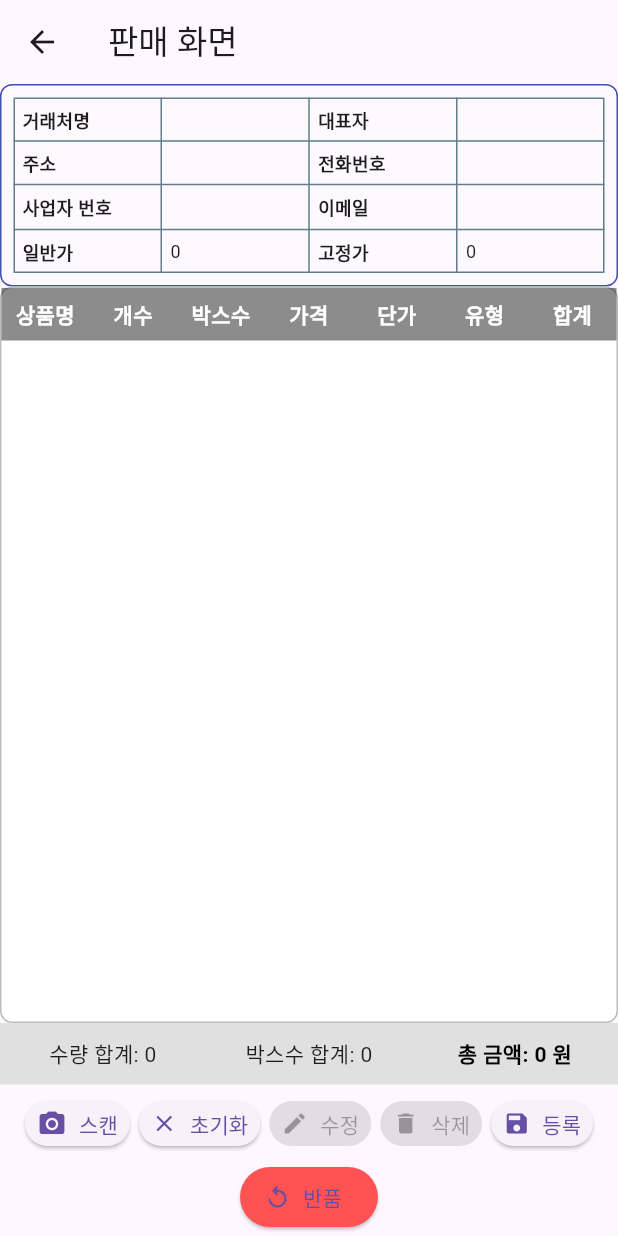
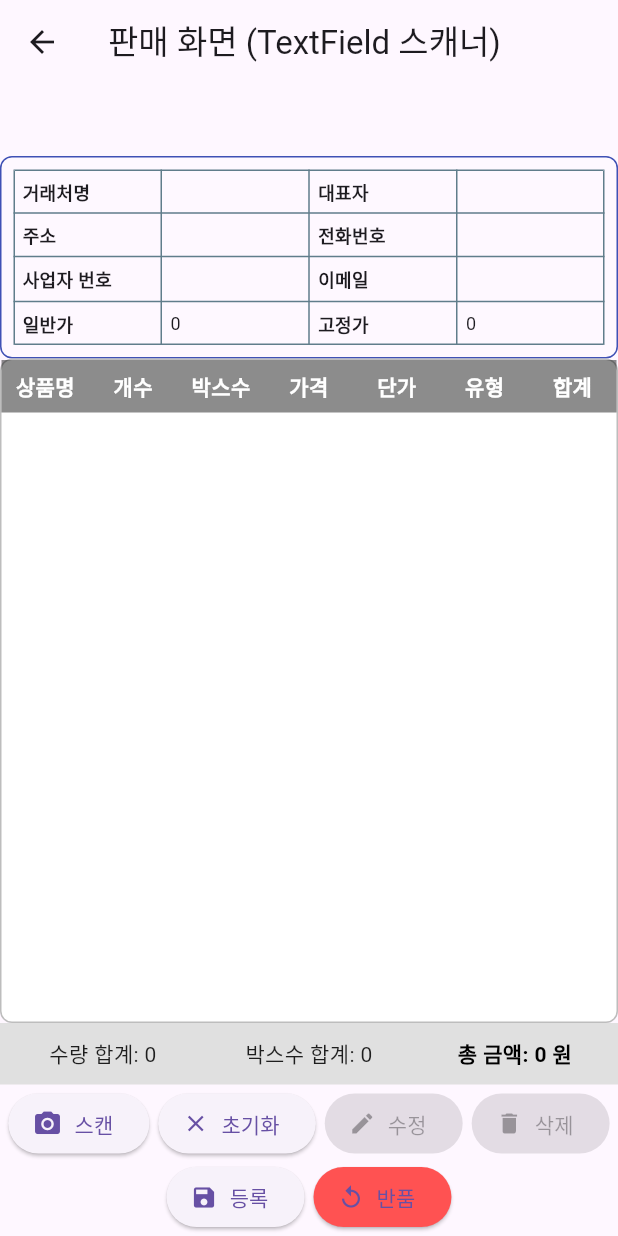
Before and after one commit to hungne78/productmanager, a Flutter app: the SalesScreen screen opened directly with empty values, on a phone screen of 412 x 824 dp. Run offline on Flutter 3.47's test engine with Material 3 defaults, Android fonts, the phone set to English and light mode, and no system bars; our stand-ins replace fluttertoast; missing offline and left inert: mobile_scanner; accounts and stored records are empty; network calls fail.

Commit message:
version 0.72222

```diff
--- a/productmanager/icemanager3/lib/main.dart
+++ b/productmanager/icemanager3/lib/main.dart
@@ -14,6 +14,9 @@ void main() {
         ),
         ChangeNotifierProvider<ProductProvider>(
           create: (_) => ProductProvider(),
+          child: MaterialApp(
+            home: MyApp(),
+          ),
         ),
         // ↑ 필요하다면 다른 Provider도 등록
         ChangeNotifierProvider(create: (_) => VehicleStockProvider()),
--- a/productmanager/icemanager3/lib/product_provider.dart
+++ b/productmanager/icemanager3/lib/product_provider.dart
@@ -6,7 +6,7 @@ class ProductProvider extends ChangeNotifier {
   List<dynamic> get products => _products;
 
   void setProducts(List<dynamic> newProducts) {
-    _products = newProducts;
+    _products = newProducts.where((p) => p != null).toList();
     notifyListeners();
   }
 
--- a/productmanager/icemanager3/lib/screens/sales_screen.dart
+++ b/productmanager/icemanager3/lib/screens/sales_screen.dart
@@ -10,6 +10,11 @@ import '../product_provider.dart';
 import 'package:fluttertoast/fluttertoast.dart';
 import 'package:intl/intl.dart'; // ✅ 숫자 포맷을 위한 패키지 추가
 import 'dart:developer' as developer;
+import 'package:flutter/services.dart';
+import 'dart:async';
+
+
+
 class SalesScreen extends StatefulWidget {
   final String token;
   final Map<String, dynamic> client; // 거래처 정보
@@ -25,32 +30,27 @@ class _SalesScreenState extends State<SalesScreen> {
   late Map<String, dynamic> client; // ✅ 변경 가능하도록 설정
   late TextEditingController paymentController;
   late FocusNode paymentFocusNode;
-  final GlobalKey<ScaffoldState> _scaffoldKey = GlobalKey<ScaffoldState>(); // ✅ GlobalKey 추가
+
+// ✅ 블루투스 스캐너 입력 받을 TextField 컨트롤러 & 포커스노드
+  final TextEditingController _scannerController = TextEditingController();
+  final FocusNode _scannerFocusNode = FocusNode();
+
+
   double totalScannedItemsPrice = 0.0;
   double totalReturnedItemsPrice = 0.0;
   final formatter = NumberFormat("#,###"); // ✅ 천단위 콤마 포맷 설정
+  List<Map<String, dynamic>> _scannedItems = []; // 스캔된 품목 리스트
   List<Map<String, dynamic>> _returnedItems = []; // ✅ 반품 상품 리스트
 
   bool _isReturnMode = false; // ✅ 기본값: 판매 모드 (반품 모드가 아님)
 
   dynamic _selectedClient;
-  List<Map<String, dynamic>> _scannedItems = []; // 스캔된 품목 리스트
+
   int? selectedIndex; // ✅ 선택된 행의 인덱스 저장
   bool _isLoading = false;
   String? _error;
 
-  void _debugPrintProducts() {
-    final productProvider = context.read<ProductProvider>();
 
-    if (productProvider.products.isEmpty) {
-      print("❌ 상품 목록이 비어 있습니다! 서버에서 데이터를 받아오지 못했을 가능성이 큽니다.");
-    } else {
-      print("✅ 상품 목록 로드 완료! 총 ${productProvider.products.length}개의 상품이 있습니다.");
-      for (var product in productProvider.products) {
-        print("🔹 상품명: ${product['product_name']}, 바코드: ${product['barcode']}");
-      }
-    }
-  }
 
   @override
   void initState() {
@@ -58,15 +58,70 @@ class _SalesScreenState extends State<SalesScreen> {
     client = Map<String, dynamic>.from(widget.client); // `client` 초기화
     paymentController = TextEditingController(text: ""); // 입금 금액 기본값 빈 문자열로 설정
     paymentFocusNode = FocusNode(); // 포커스 노드 초기화
+
     _selectedClient = widget.client; // 거래처 정보 설정
+    // ✅ 상품 목록 확인 및 필요 시 업데이트
+    _selectedClient = widget.client;
+
+    // ✅ ProductProvider에서 상품 목록을 가져오도록 설정
+    WidgetsBinding.instance.addPostFrameCallback((_) async {
+      final productProvider = context.read<ProductProvider>();
+
+      // ✅ 상품 목록이 비어 있으면 다시 가져오기
+      if (productProvider.products.isEmpty) {
+        print("⚠️ SalesScreen: 상품 목록이 비어 있음. 서버에서 다시 불러옴.");
+        final List<dynamic> products = await ApiService.fetchAllProducts(widget.token);
+        if (products.isNotEmpty) {
+          productProvider.setProducts(List<Map<String, dynamic>>.from(products));
+          print("✅ SalesScreen: 상품 목록 업데이트 완료. 총 ${products.length}개");
+        } else {
+          print("❌ SalesScreen: 서버에서 상품을 가져오지 못함.");
+          ScaffoldMessenger.of(context).showSnackBar(
+            const SnackBar(content: Text("상품 목록을 가져오지 못했습니다.")),
+          );
+        }
+      } else {
+        print("✅ SalesScreen: ProductProvider에서 상품을 정상적으로 가져옴. 총 ${productProvider.products.length}개");
+      }
+    });
+    // ✅ TextField(스캐너용)에 포커스 주기
+    // 블루투스 스캐너가 HID 모드로 동작하면, 여기로 입력됨
+    WidgetsBinding.instance.addPostFrameCallback((_) {
+      FocusScope.of(context).requestFocus(_scannerFocusNode);
+    });
 
   }
   @override
   void dispose() {
     paymentController.dispose();
     paymentFocusNode.dispose();
+    _scannerController.dispose();
+    _scannerFocusNode.dispose();
     super.dispose();
   }
+  /// 📌 TextField onSubmitted(엔터) → 바코드 확정
+  void _onScannerSubmitted(String value) {
+    final cleaned = value.trim();
+    print("✅ [onSubmitted] 스캐너 입력값: '$value' → trim: '$cleaned'");
+
+    if (cleaned.isNotEmpty) {
+      _handleBarcode(cleaned);
+    }
+    // 입력 필드 비우고 다시 포커스
+    _scannerController.clear();
+    FocusScope.of(context).requestFocus(_scannerFocusNode);
+  }
+
+  /// 📌 TextField onChanged(디버깅용)
+  void _onScannerChanged(String value) {
+    print("🟡 [onChanged] 현재 TextField 값: '$value'");
+    // 필요 시 디바운스를 걸어 일정 시간 후 바코드로 확정할 수도 있음
+  }
+
+
+  // ✅ TextField에서 onChanged(디바운스 적용)로 처리할 수도 있음
+  // 여기서는 스캐너가 엔터(\n) 붙여준다고 가정하므로 onSubmitted만 사용
+
   // 상품을 클릭하여 선택된 인덱스를 저장
   void _selectItem(int index) {
     setState(() {
@@ -118,15 +173,20 @@ class _SalesScreenState extends State<SalesScreen> {
         return;
       }
 
-      final product = productProvider.products.firstWhere(
-            (p) => p['barcode'] == barcode,
-        orElse: () => null,
-      );
-
-      if (product == null) {
+      final productList = productProvider.products.where((p) => p['barcode'] == barcode).toList();
+      if (productList.isEmpty) {
         Fluttertoast.showToast(msg: "조회된 상품이 없습니다.", gravity: ToastGravity.BOTTOM);
         return;
       }
+
+      final product = productList.first;
+
+      if (product == null || product.isEmpty) {
+        Fluttertoast.showToast(msg: "상품 정보가 유효하지 않습니다.", gravity: ToastGravity.BOTTOM);
+        return;
+      }
+
+
       // ✅ UTF-8 디코딩 예외 처리
       String productName;
       try {
@@ -161,7 +221,7 @@ class _SalesScreenState extends State<SalesScreen> {
             _returnedItems.add({
               'product_id': product['id'],
               'name': productName,
-              'box_quantity': 1, // ✅ 박스수 1 고정
+              'box_quantity': product['box_quantity'] ?? 1, // ✅ 박스수 1 고정
               'box_count': 1, // ✅ 개수 기본 1
               'default_price': defaultPrice, // ✅ 상품의 원래 가격 (기본 가격)
               'client_price': appliedPrice, // ✅ 거래처 적용 단가
@@ -291,93 +351,77 @@ class _SalesScreenState extends State<SalesScreen> {
   @override
   Widget build(BuildContext context) {
     return Scaffold(
-      appBar: AppBar(title: Text("판매 화면")),
+      appBar: AppBar(
+        title: Text("판매 화면 (TextField 스캐너)"),
+      ),
       body: Column(
         children: [
-          // ✅ 거래처 정보 테이블 (최소 크기 유지)
+          // 1) 숨겨진 TextField (블루투스 스캐너 입력용)
+          TextField(
+            controller: _scannerController,
+            focusNode: _scannerFocusNode,
+            decoration: const InputDecoration(
+              border: InputBorder.none,
+            ),
+            style: const TextStyle(color: Colors.transparent, fontSize: 0.1),
+            cursorColor: Colors.transparent,
+            onSubmitted: _onScannerSubmitted, // 스캐너가 엔터(\n) 넣어주면 여기로
+          ),
+
+          // 2) 거래처 정보
           _buildClientInfoTable(),
 
-          // ✅ 스캔된 상품 목록 (버튼 위까지 꽉 차도록 확장)
-          Expanded(
-            child: _buildScannedItemsTable(),
-          ),
+          // 3) 스캔된 상품 목록
+          Expanded(child: _buildScannedItemsTable()),
 
-          // ✅ 하단 합계 (고정)
+          // 4) 합계
           _buildSummaryRow(),
 
-          // ✅ 버튼 (하단 고정)
+          // 5) 버튼들
           Container(
-            padding: EdgeInsets.symmetric(vertical: 2), // ✅ 위아래 여백 줄이기
+            padding: EdgeInsets.symmetric(vertical: 2),
             child: Wrap(
-              spacing: 6, // ✅ 버튼 간 가로 간격 줄이기
-              runSpacing: 1, // ✅ 버튼 줄바꿈 간격 줄이기
-              alignment: WrapAlignment.center, // ✅ 버튼들을 중앙 정렬
+              spacing: 6,
+              runSpacing: 1,
+              alignment: WrapAlignment.center,
               children: [
                 ElevatedButton.icon(
                   onPressed: () {
-                    setState(() {
-                      _isReturnMode = false; // ✅ 반품 모드 해제
-                    });
+                    setState(() => _isReturnMode = false);
                     _scanBarcodeCamera();
                   },
-                  icon: Icon(Icons.camera_alt, size: 20), // ✅ 아이콘 크기 조정
-                  label: Text("스캔", style: TextStyle(fontSize: 14)), // ✅ 텍스트 크기 조정
-                  style: ElevatedButton.styleFrom(
-                    minimumSize: Size(60, 30), // ✅ 버튼 크기 조정 (너비, 높이)
-                    padding: EdgeInsets.symmetric(horizontal: 8), // ✅ 내부 여백 조정
-                  ),
+                  icon: Icon(Icons.camera_alt, size: 20),
+                  label: Text("스캔", style: TextStyle(fontSize: 14)),
                 ),
                 ElevatedButton.icon(
                   onPressed: _clearAllItems,
                   icon: Icon(Icons.clear, size: 18),
                   label: Text("초기화", style: TextStyle(fontSize: 14)),
-                  style: ElevatedButton.styleFrom(
-                    minimumSize: Size(60, 30),
-                    padding: EdgeInsets.symmetric(horizontal: 8),
-                  ),
                 ),
                 ElevatedButton.icon(
                   onPressed: selectedIndex == null ? null : () => _showEditQuantityDialog(selectedIndex!),
                   icon: Icon(Icons.edit, size: 18),
                   label: Text("수정", style: TextStyle(fontSize: 14)),
-                  style: ElevatedButton.styleFrom(
-                    minimumSize: Size(60, 30),
-                    padding: EdgeInsets.symmetric(horizontal: 8),
-                  ),
                 ),
                 ElevatedButton.icon(
                   onPressed: selectedIndex == null ? null : () => _deleteItem(selectedIndex!),
                   icon: Icon(Icons.delete, size: 18),
                   label: Text("삭제", style: TextStyle(fontSize: 14)),
-                  style: ElevatedButton.styleFrom(
-                    minimumSize: Size(60, 30),
-                    padding: EdgeInsets.symmetric(horizontal: 8),
-                  ),
                 ),
                 ElevatedButton.icon(
-                  onPressed: () => _showPaymentDialog(),
+                  onPressed: _showPaymentDialog,
                   icon: Icon(Icons.save, size: 18),
                   label: Text("등록", style: TextStyle(fontSize: 14)),
-                  style: ElevatedButton.styleFrom(
-                    minimumSize: Size(60, 30),
-                    padding: EdgeInsets.symmetric(horizontal: 8),
-                  ),
                 ),
                 ElevatedButton.icon(
                   onPressed: () {
-                    setState(() {
-                      _isReturnMode = true; // ✅ 반품 모드 활성화
-                    });
-                    _scanBarcodeCamera(); // ✅ 스캔 실행
+                    setState(() => _isReturnMode = true);
+                    _scanBarcodeCamera();
                   },
                   icon: Icon(Icons.replay),
                   label: Text("반품"),
-                  style: ElevatedButton.styleFrom(
-                    backgroundColor: Colors.redAccent, // ✅ 반품 버튼 빨간색
-                  ),
+                  style: ElevatedButton.styleFrom(backgroundColor: Colors.redAccent),
                 ),
-
-
               ],
             ),
           )
@@ -528,7 +572,7 @@ class _SalesScreenState extends State<SalesScreen> {
       }
       // ✅ 반품 상품 서버 전송
       for (var item in _returnedItems) {
-        final int totalUnits = item['box_quantity'] ;
+        final int totalUnits = item['box_quantity'] * item['box_count'];
         final double defaultPrice = (item['default_price'] ?? 0).toDouble();
         final double clientPrice = (item['client_price'] ?? 0).toDouble();
         final double returnAmount = (totalUnits * defaultPrice * clientPrice * 0.01).toDouble();
@@ -610,7 +654,7 @@ class _SalesScreenState extends State<SalesScreen> {
         var item = _returnedItems[index];
 
         // ✅ 반품 합계 금액 정상 계산 (4열 포함)
-        double totalPrice = (item['box_quantity'] * item['box_count'] * item['default_price'] * item['client_price']).toDouble() * -0.01;
+        double totalPrice = (item['box_quantity'] * item['box_count'] * item['default_price'] * item['client_price'] * 0.01) * -1;
 
 
         return Container(
@@ -623,12 +667,17 @@ class _SalesScreenState extends State<SalesScreen> {
             mainAxisAlignment: MainAxisAlignment.spaceBetween,
             children: [
               _buildDataCell(item['name'].toString(), isRed: true),
-
-              _buildDataCell(item['box_count'].toString(), isRed: true), // ✅ 개수 (1씩 증가)
-              _buildDataCell("0", isRed: true), // ✅ 박스수 1 고정
-              _buildDataCell(item['default_price'].toStringAsFixed(2), isRed: true), // ✅ 원래 상품 가격
-              _buildDataCell(item['client_price'].toStringAsFixed(2), isRed: true), // ✅ 이 거래처의 적용 단가
-              _buildDataCell(item['price_type'], isRed: true), // ✅ 가격 유형
+              // 박스수량
+              _buildDataCell(item['box_quantity'].toString(), isRed: true),
+              // 개수
+              _buildDataCell(item['box_count'].toString(), isRed: true),
+              // 원래상품가격
+              _buildDataCell(item['default_price'].toStringAsFixed(2), isRed: true),
+              // 거래처 단가
+              _buildDataCell(item['client_price'].toStringAsFixed(2), isRed: true),
+              // 가격유형
+              _buildDataCell(item['price_type'], isRed: true),
+              // 합계(음수)
               _buildDataCell(totalPrice.toStringAsFixed(2), isBold: true, isRed: true),
             ],
           ),
```
Also changed, not shown: productmanager/icemanager3/lib/screens/home_screen.dart (+7 -0 lines), productmanager/icemanager3/pubspec.yaml (+4 -3 lines), productmanager/icemanager3/pubspec.lock, 7 other files.
